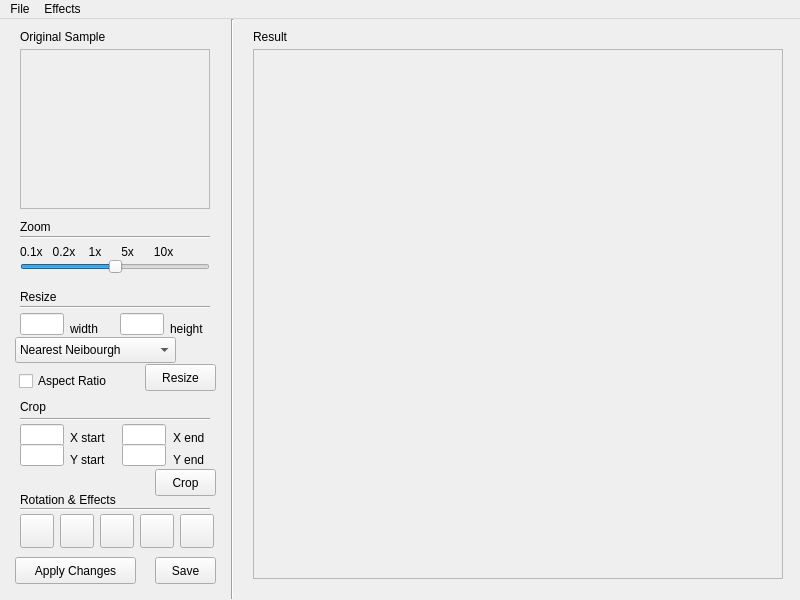
This is trab1/mainwindow.ui in julioce/CompGraf as Qt 5 draws it before an edit. The edited form follows.
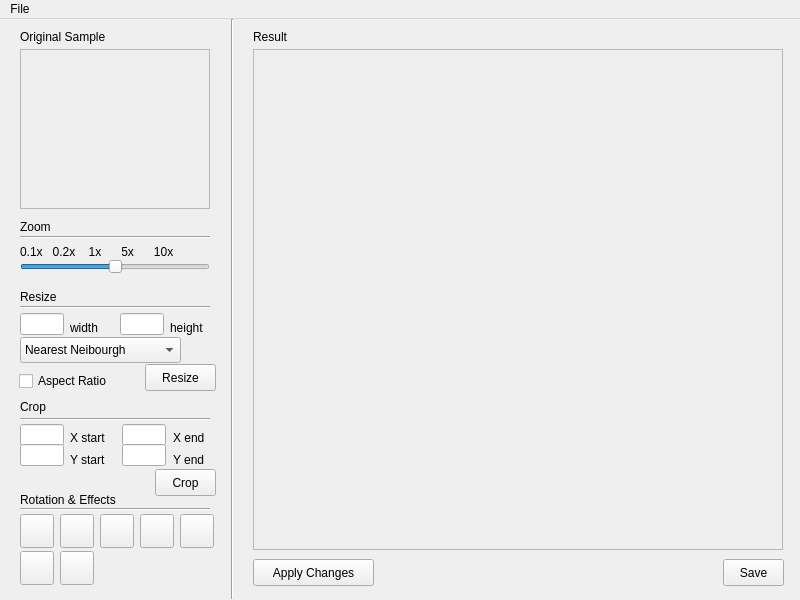
This is the edited form. Icons and pictures are not drawn.

Commit message: Adicionado função de greyscale e sepia.

Patch:
```diff
--- a/trab1/mainwindow.ui
+++ b/trab1/mainwindow.ui
@@ -101,7 +101,7 @@
       <x>253</x>
       <y>30</y>
       <width>530</width>
-      <height>530</height>
+      <height>501</height>
      </rect>
     </property>
     <property name="sizePolicy">
@@ -210,8 +210,8 @@
    <widget class="QPushButton" name="saveButton">
     <property name="geometry">
      <rect>
-      <x>155</x>
-      <y>538</y>
+      <x>723</x>
+      <y>540</y>
       <width>61</width>
       <height>27</height>
      </rect>
@@ -283,7 +283,7 @@
     <property name="geometry">
      <rect>
       <x>70</x>
-      <y>302</y>
+      <y>301</y>
       <width>41</width>
       <height>16</height>
      </rect>
@@ -296,7 +296,7 @@
     <property name="geometry">
      <rect>
       <x>170</x>
-      <y>302</y>
+      <y>301</y>
       <width>41</width>
       <height>16</height>
      </rect>
@@ -308,8 +308,8 @@
    <widget class="QPushButton" name="applyButton">
     <property name="geometry">
      <rect>
-      <x>15</x>
-      <y>538</y>
+      <x>253</x>
+      <y>540</y>
       <width>121</width>
       <height>27</height>
      </rect>
@@ -529,7 +529,7 @@
    <widget class="QComboBox" name="boxResize">
     <property name="geometry">
      <rect>
-      <x>15</x>
+      <x>20</x>
       <y>318</y>
       <width>161</width>
       <height>26</height>
@@ -572,7 +572,7 @@
       <x>253</x>
       <y>30</y>
       <width>530</width>
-      <height>530</height>
+      <height>501</height>
      </rect>
     </property>
     <property name="lineWidth">
@@ -590,7 +590,7 @@
        <x>0</x>
        <y>0</y>
        <width>528</width>
-       <height>528</height>
+       <height>499</height>
       </rect>
      </property>
     </widget>
@@ -657,8 +657,8 @@
    <widget class="QPushButton" name="xRayButton">
     <property name="geometry">
      <rect>
-      <x>180</x>
-      <y>495</y>
+      <x>20</x>
+      <y>532</y>
       <width>34</width>
       <height>34</height>
      </rect>
@@ -677,6 +677,52 @@
      </size>
     </property>
    </widget>
+   <widget class="QPushButton" name="greyscaleButton">
+    <property name="geometry">
+     <rect>
+      <x>180</x>
+      <y>495</y>
+      <width>34</width>
+      <height>34</height>
+     </rect>
+    </property>
+    <property name="text">
+     <string/>
+    </property>
+    <property name="icon">
+     <iconset resource="Resources.qrc">
+      <normaloff>:/Images/greyScale.jpg</normaloff>:/Images/greyScale.jpg</iconset>
+    </property>
+    <property name="iconSize">
+     <size>
+      <width>28</width>
+      <height>28</height>
+     </size>
+    </property>
+   </widget>
+   <widget class="QPushButton" name="sepiaButton">
+    <property name="geometry">
+     <rect>
+      <x>60</x>
+      <y>532</y>
+      <width>34</width>
+      <height>34</height>
+     </rect>
+    </property>
+    <property name="text">
+     <string/>
+    </property>
+    <property name="icon">
+     <iconset resource="Resources.qrc">
+      <normaloff>:/Images/sepia.jpg</normaloff>:/Images/sepia.jpg</iconset>
+    </property>
+    <property name="iconSize">
+     <size>
+      <width>28</width>
+      <height>28</height>
+     </size>
+    </property>
+   </widget>
   </widget>
   <widget class="QMenuBar" name="menuBar">
    <property name="geometry">
@@ -694,13 +740,7 @@
     <addaction name="actionOpenFile"/>
     <addaction name="actionExit"/>
    </widget>
-   <widget class="QMenu" name="menuEffects">
-    <property name="title">
-     <string>Effects</string>
-    </property>
-   </widget>
    <addaction name="menuFile"/>
-   <addaction name="menuEffects"/>
   </widget>
   <action name="actionOpenFile">
    <property name="text">
```
The commit also changes 9 other files.
